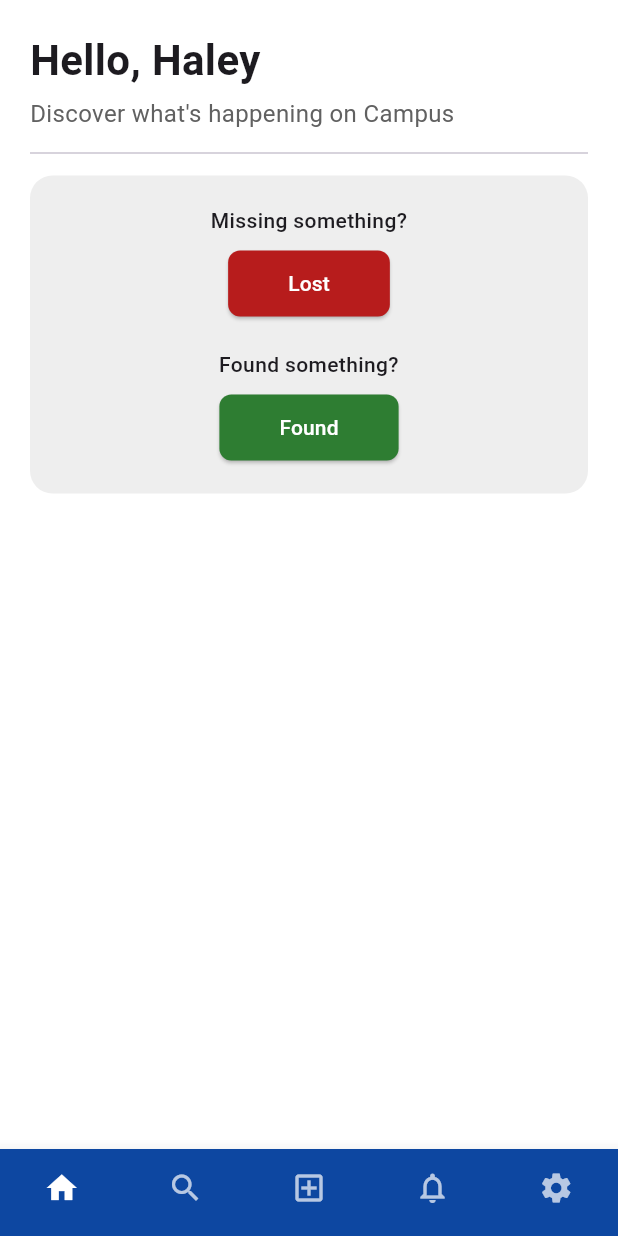
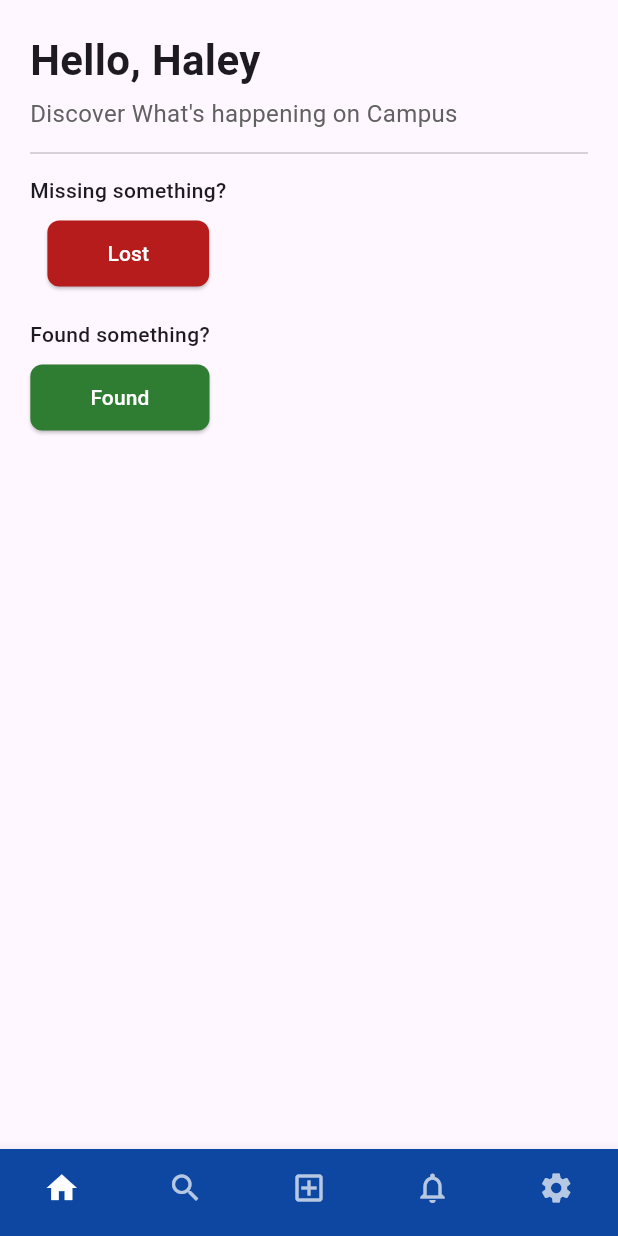
Before and after one commit to GaganSimran/LostNOMore, a Flutter app: the screen it shows after launch, on a phone screen of 412 x 824 dp. Run offline on Flutter 3.47's test engine with Material 3 defaults, Android fonts, the phone set to English and light mode, and no system bars.

Commit message:
Implement SearchScreen with category grid
- Added SearchScreen UI with a header search bar
- Display categories (Wallets, Keys, Airbuds, ID Cards, Books, Other) in colorful boxes
- Removed BottomNavigationBar from SearchScreen to avoid duplication with HomeScreen
- Prepared UI for integration with HomeScreen tabs

```diff
--- a/nolostmorefrontend/lib/LoginScreens/home_screen.dart
+++ b/nolostmorefrontend/lib/LoginScreens/home_screen.dart
@@ -1,46 +1,70 @@
 import 'package:flutter/material.dart';
+import 'search_screen.dart';
 import 'lost_screen.dart';
 import 'found_screen.dart';
 
-class HomeScreen extends StatelessWidget {
+class HomeScreen extends StatefulWidget {
   final String username;
 
   const HomeScreen({super.key, required this.username});
 
   @override
+  State<HomeScreen> createState() => _HomeScreenState();
+}
+
+class _HomeScreenState extends State<HomeScreen> {
+  int _selectedIndex = 0;
+
+  // Screens for Bottom Navigation
+  final List<Widget> _screens = [
+    Placeholder(), // Home content
+    const SearchScreen(),
+    Placeholder(), // Post screen
+    Placeholder(), // Notifications screen
+    Placeholder(), // Settings screen
+  ];
+
+  @override
   Widget build(BuildContext context) {
     return Scaffold(
-      backgroundColor: Colors.white,
+      body: _selectedIndex == 0 ? _homeContent() : _screens[_selectedIndex],
+      bottomNavigationBar: BottomNavigationBar(
+        type: BottomNavigationBarType.fixed,
+        backgroundColor: Colors.blue[900],
+        selectedItemColor: Colors.white,
+        unselectedItemColor: Colors.white70,
+        showSelectedLabels: false,
+        showUnselectedLabels: false,
+        currentIndex: _selectedIndex,
+        onTap: (index) => setState(() => _selectedIndex = index),
+        items: const [
+          BottomNavigationBarItem(icon: Icon(Icons.home), label: "Home"),
+          BottomNavigationBarItem(icon: Icon(Icons.search), label: "Search"),
+          BottomNavigationBarItem(icon: Icon(Icons.add_box_outlined), label: "Post"),
+          BottomNavigationBarItem(icon: Icon(Icons.notifications_none), label: "Notifications"),
+          BottomNavigationBarItem(icon: Icon(Icons.settings), label: "Settings"),
+        ],
+      ),
+    );
+  }
 
-      body: SafeArea(
+  Widget _homeContent() {
+    return SafeArea(
       child: Padding(
         padding: const EdgeInsets.all(20.0),
         child: Column(
           crossAxisAlignment: CrossAxisAlignment.start,
           children: [
-              // Greeting
             Text(
-                "Hello, $username",
-                style: const TextStyle(
-                    fontSize: 28, fontWeight: FontWeight.bold),
+              "Hello, ${widget.username}",
+              style: const TextStyle(fontSize: 28, fontWeight: FontWeight.bold),
             ),
             const SizedBox(height: 4),
             Text(
-                "Discover what's happening on Campus",
+              "Discover What's happening on Campus",
               style: TextStyle(fontSize: 16, color: Colors.grey[700]),
             ),
             const Divider(height: 30),
-
-              // Grey Box containing Lost / Found
-              Container(
-                width: double.infinity,
-                padding: const EdgeInsets.all(20),
-                decoration: BoxDecoration(
-                  color: Colors.grey[200],
-                  borderRadius: BorderRadius.circular(15),
-                ),
-                child: Column(
-                  children: [
             _buildActionButton(
               context,
               question: "Missing something?",
@@ -54,31 +78,10 @@ class HomeScreen extends StatelessWidget {
               question: "Found something?",
               label: "Found",
               color: Colors.green[800]!,
-                      navigateTo: FoundScreen(),
+              navigateTo:  FoundScreen(),
             ),
           ],
         ),
-              ),
-            ],
-          ),
-        ),
-      ),
-
-      // Fixed Footer Navigation
-      bottomNavigationBar: BottomNavigationBar(
-        type: BottomNavigationBarType.fixed,
-        backgroundColor: Colors.blue[900],
-        selectedItemColor: Colors.white,
-        unselectedItemColor: Colors.white70,
-        showSelectedLabels: false,
-        showUnselectedLabels: false,
-        items: const [
-          BottomNavigationBarItem(icon: Icon(Icons.home), label: "Home"),
-          BottomNavigationBarItem(icon: Icon(Icons.search), label: "Search"),
-          BottomNavigationBarItem(icon: Icon(Icons.add_box_outlined), label: "Post"),
-          BottomNavigationBarItem(icon: Icon(Icons.notifications_none), label: "Notifications"),
-          BottomNavigationBarItem(icon: Icon(Icons.settings), label: "Settings"),
-        ],
       ),
     );
   }
@@ -90,11 +93,7 @@ class HomeScreen extends StatelessWidget {
         required Widget navigateTo}) {
     return Column(
       children: [
-        Text(
-          question,
-          textAlign: TextAlign.center,  // Center the question
-          style: const TextStyle(fontWeight: FontWeight.w500),
-        ),
+        Text(question, style: const TextStyle(fontWeight: FontWeight.w500)),
         const SizedBox(height: 8),
         ElevatedButton(
           onPressed: () {
```
Also changed, not shown: nolostmorefrontend/lib/LoginScreens/search_screen.dart (+184 -0 lines). Lines whose indentation alone changed are shown as unchanged.
